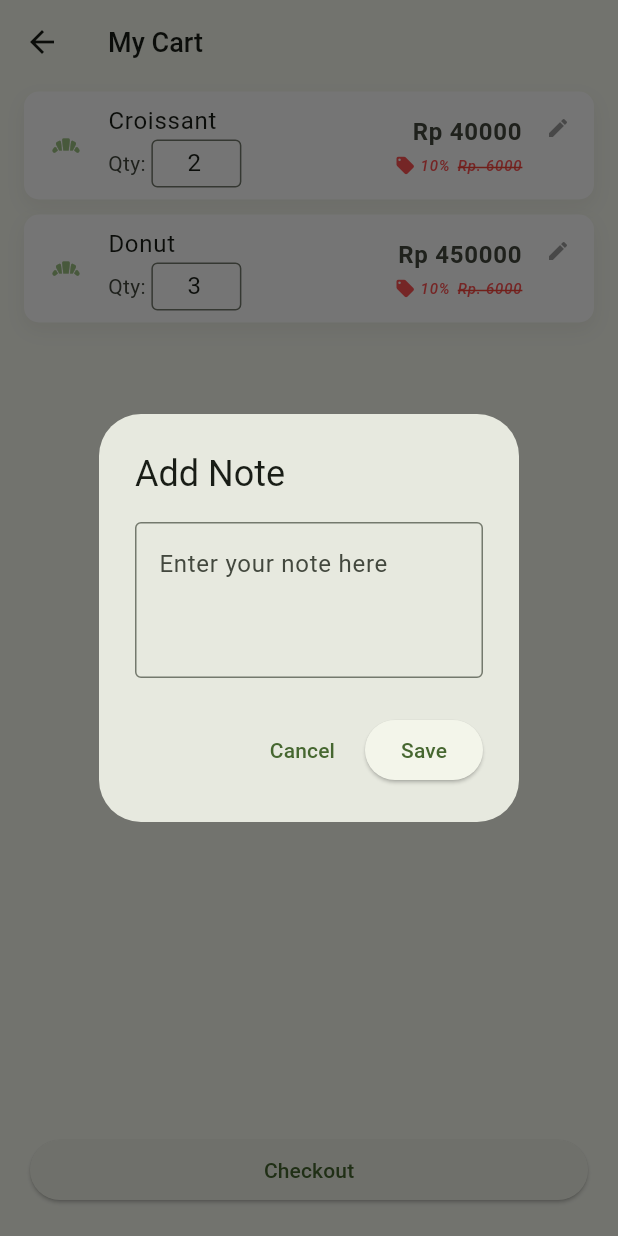
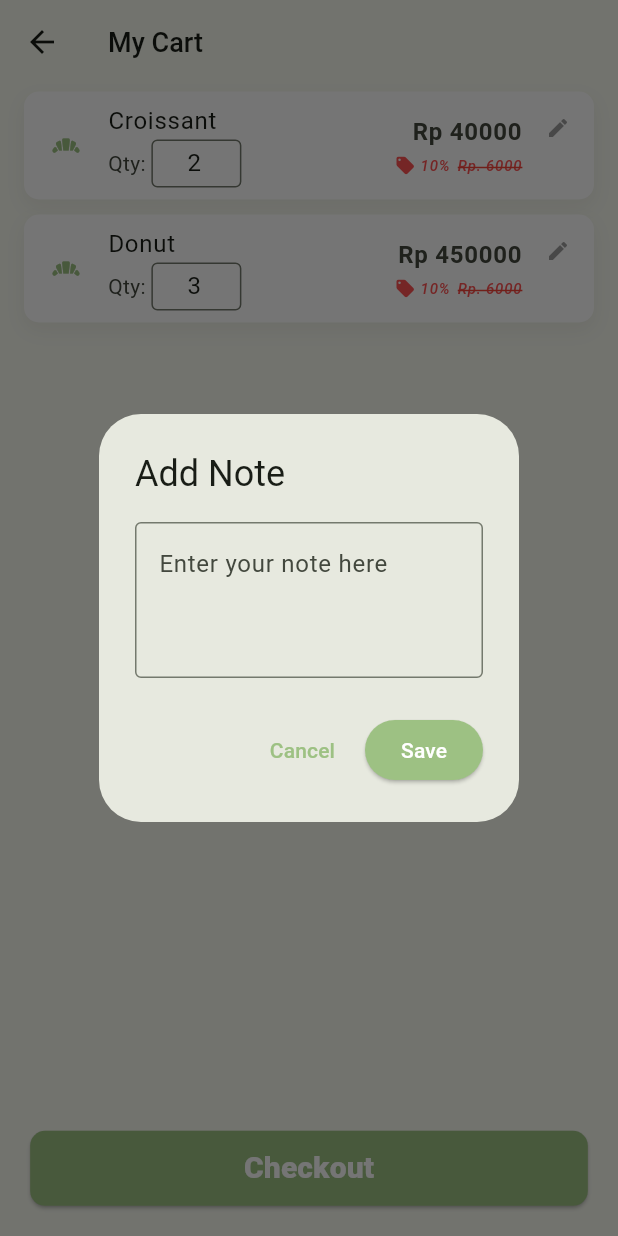
Before and after one commit to itsdrsw/POS-Flutter, a Flutter app: the BakeryCart screen opened by its route, after a tap on the "edit" icon, on a phone screen of 412 x 824 dp. Run offline on Flutter 3.47's test engine with Material 3 defaults, Android fonts, the phone set to English and light mode, and no system bars; our stand-ins replace carousel_slider.

Commit message:
[UPDATE] Memperbarui view Cart

```diff
--- a/lib/pages/apps/bakery/bakery_cart.dart
+++ b/lib/pages/apps/bakery/bakery_cart.dart
@@ -187,12 +187,23 @@ class _BakeryCartState extends State<BakeryCart> {
         },
       ),
       bottomNavigationBar: Padding(
-        padding: const EdgeInsets.all(20.0),
+        padding: const EdgeInsets.all(20.10),
         child: ElevatedButton(
+          style: ElevatedButton.styleFrom(
+            foregroundColor: Colors.white,
+            backgroundColor: const Color(0xFF9DC183),
+            fixedSize: const Size(80, 50),
+            shape: RoundedRectangleBorder(
+              borderRadius: BorderRadius.circular(10),
+            ),
+          ),
           onPressed: () {
             Navigator.pushNamed(context, '/bakery/checkout');
           },
-          child: const Text("Checkout"),
+          child: const Text(
+            "Checkout",
+            style: TextStyle(fontWeight: FontWeight.w800, fontSize: 20),
+          ),
         ),
       ),
     );
@@ -218,6 +229,9 @@ class _BakeryCartState extends State<BakeryCart> {
           ),
           actions: [
             TextButton(
+              style: TextButton.styleFrom(
+                foregroundColor: const Color(0xFF9DC183),
+              ),
               child: const Text("Cancel"),
               onPressed: () => Navigator.pop(context),
             ),
@@ -229,6 +243,10 @@ class _BakeryCartState extends State<BakeryCart> {
                 });
                 Navigator.of(context).pop();
               },
+              style: ElevatedButton.styleFrom(
+                backgroundColor: const Color(0xFF9DC183),
+                foregroundColor: Colors.white,
+              ),
             ),
           ],
         );
```
